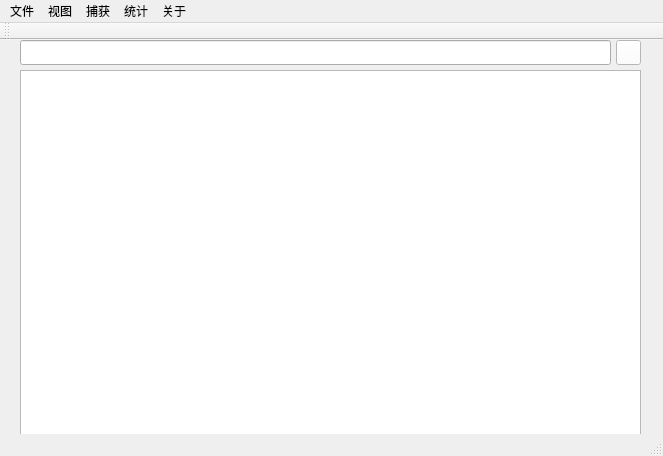
Above: 计网课设/Home.ui from hanj1n/Network-Traffic-Analysis-Software before the change. Below: the same form after it.
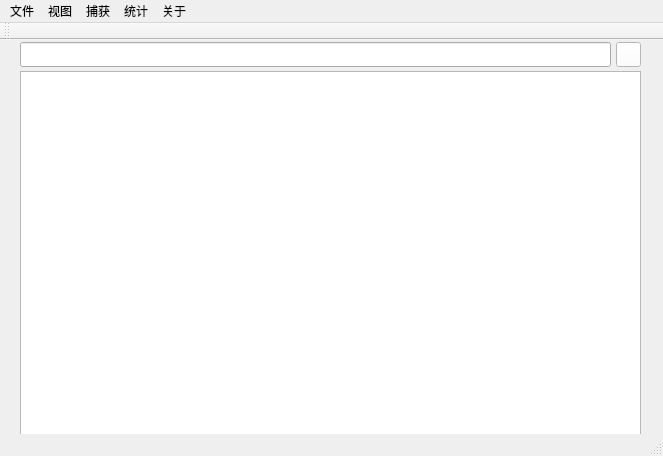
That is the form after the change. Icons and pictures are not drawn.

Diff of the .ui file:
```diff
--- a/计网课设/Home.ui
+++ b/计网课设/Home.ui
@@ -35,21 +35,11 @@
    <string notr="true"/>
   </property>
   <widget class="QWidget" name="centralWidget">
-   <widget class="QListView" name="listView_search">
-    <property name="geometry">
-     <rect>
-      <x>20</x>
-      <y>30</y>
-      <width>621</width>
-      <height>381</height>
-     </rect>
-    </property>
-   </widget>
    <widget class="QLineEdit" name="lineEdit_search">
     <property name="geometry">
      <rect>
       <x>20</x>
-      <y>0</y>
+      <y>2</y>
       <width>591</width>
       <height>25</height>
      </rect>
@@ -68,7 +58,7 @@
     <property name="geometry">
      <rect>
       <x>616</x>
-      <y>0</y>
+      <y>2</y>
       <width>25</width>
       <height>25</height>
      </rect>
@@ -81,6 +71,34 @@
      <string/>
     </property>
    </widget>
+   <widget class="QTableWidget" name="tableWidget_search">
+    <property name="geometry">
+     <rect>
+      <x>20</x>
+      <y>31</y>
+      <width>621</width>
+      <height>381</height>
+     </rect>
+    </property>
+    <property name="horizontalScrollBarPolicy">
+     <enum>Qt::ScrollBarAlwaysOff</enum>
+    </property>
+    <property name="editTriggers">
+     <set>QAbstractItemView::NoEditTriggers</set>
+    </property>
+    <property name="selectionBehavior">
+     <enum>QAbstractItemView::SelectRows</enum>
+    </property>
+    <attribute name="horizontalHeaderVisible">
+     <bool>true</bool>
+    </attribute>
+    <attribute name="horizontalHeaderCascadingSectionResizes">
+     <bool>true</bool>
+    </attribute>
+    <attribute name="verticalHeaderVisible">
+     <bool>true</bool>
+    </attribute>
+   </widget>
   </widget>
   <widget class="QToolBar" name="mainToolBar">
    <attribute name="toolBarArea">
```
Left out of the diff: 102 changed lines with no effect on the pictures.
